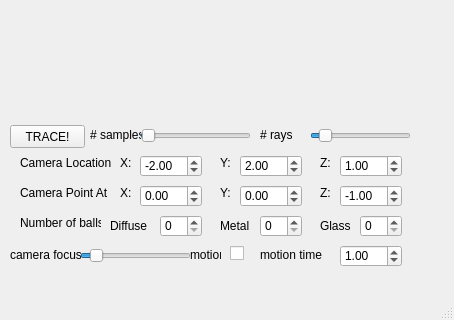
This is ui/mainwindow.ui in jrem090/Raytracer as Qt 5 draws it before an edit; both pictures show x 0 to 454 and y 212 to 532 of the 454 by 532 pixel window. The edited form follows.
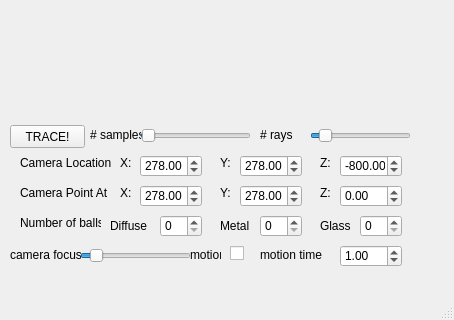
This is the edited form.

Diff of the .ui file:
```diff
--- a/ui/mainwindow.ui
+++ b/ui/mainwindow.ui
@@ -97,13 +97,13 @@
      </rect>
     </property>
     <property name="minimum">
-     <double>-10.000000000000000</double>
+     <double>-1000.000000000000000</double>
     </property>
     <property name="maximum">
-     <double>10.000000000000000</double>
+     <double>1000.000000000000000</double>
     </property>
     <property name="value">
-     <double>-2.000000000000000</double>
+     <double>278.000000000000000</double>
     </property>
    </widget>
    <widget class="QDoubleSpinBox" name="camera_y">
@@ -116,13 +116,16 @@
      </rect>
     </property>
     <property name="minimum">
-     <double>-10.000000000000000</double>
+     <double>-1000.000000000000000</double>
+    </property>
+    <property name="maximum">
+     <double>1000.000000000000000</double>
     </property>
     <property name="singleStep">
      <double>10.000000000000000</double>
     </property>
     <property name="value">
-     <double>2.000000000000000</double>
+     <double>278.000000000000000</double>
     </property>
    </widget>
    <widget class="QDoubleSpinBox" name="camera_z">
@@ -135,13 +138,13 @@
      </rect>
     </property>
     <property name="minimum">
-     <double>-10.000000000000000</double>
+     <double>-1000.000000000000000</double>
     </property>
     <property name="maximum">
-     <double>10.000000000000000</double>
+     <double>1000.000000000000000</double>
     </property>
     <property name="value">
-     <double>1.000000000000000</double>
+     <double>-800.000000000000000</double>
     </property>
    </widget>
    <widget class="QDoubleSpinBox" name="point_x">
@@ -154,10 +157,13 @@
      </rect>
     </property>
     <property name="minimum">
-     <double>-10.000000000000000</double>
+     <double>-1000.000000000000000</double>
     </property>
     <property name="maximum">
-     <double>10.000000000000000</double>
+     <double>1000.000000000000000</double>
+    </property>
+    <property name="value">
+     <double>278.000000000000000</double>
     </property>
    </widget>
    <widget class="QDoubleSpinBox" name="point_y">
@@ -170,10 +176,13 @@
      </rect>
     </property>
     <property name="minimum">
-     <double>-10.000000000000000</double>
+     <double>-1000.000000000000000</double>
     </property>
     <property name="maximum">
-     <double>10.000000000000000</double>
+     <double>1000.000000000000000</double>
+    </property>
+    <property name="value">
+     <double>278.000000000000000</double>
     </property>
    </widget>
    <widget class="QDoubleSpinBox" name="point_z">
@@ -186,13 +195,13 @@
      </rect>
     </property>
     <property name="minimum">
-     <double>-10.000000000000000</double>
+     <double>-1000.000000000000000</double>
     </property>
     <property name="maximum">
-     <double>10.000000000000000</double>
+     <double>1000.000000000000000</double>
     </property>
     <property name="value">
-     <double>-1.000000000000000</double>
+     <double>0.000000000000000</double>
     </property>
    </widget>
    <widget class="QSpinBox" name="num_diffuse">
```
